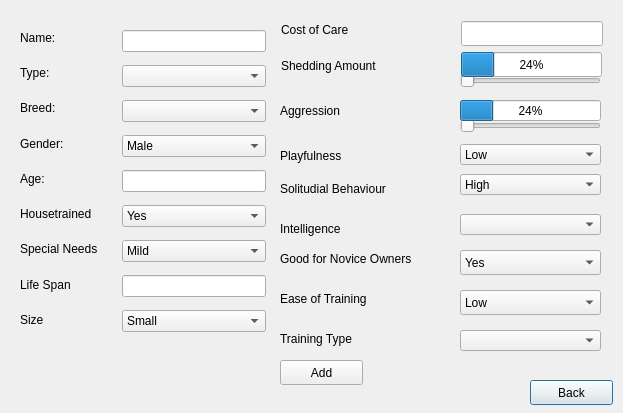
This is addanimalview.ui in maliklewis/comp3004 as Qt 5 draws it before an edit. The edited form follows.
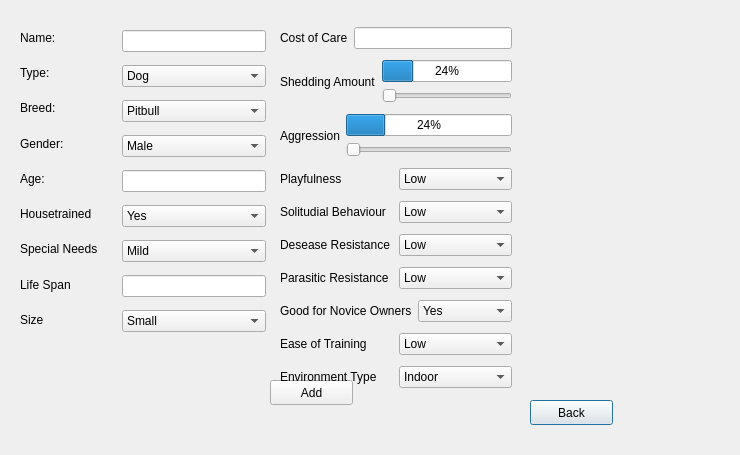
This is the edited form.

```diff
--- a/addanimalview.ui
+++ b/addanimalview.ui
@@ -6,8 +6,8 @@
    <rect>
     <x>0</x>
     <y>0</y>
-    <width>623</width>
-    <height>413</height>
+    <width>740</width>
+    <height>455</height>
    </rect>
   </property>
   <property name="windowTitle">
@@ -17,7 +17,7 @@
    <property name="geometry">
     <rect>
      <x>530</x>
-     <y>380</y>
+     <y>400</y>
      <width>83</width>
      <height>25</height>
     </rect>
@@ -29,8 +29,8 @@
   <widget class="QPushButton" name="animalAddButton">
    <property name="geometry">
     <rect>
-     <x>280</x>
-     <y>360</y>
+     <x>270</x>
+     <y>380</y>
      <width>83</width>
      <height>25</height>
     </rect>
@@ -39,300 +39,6 @@
     <string>Add</string>
    </property>
   </widget>
-  <widget class="QLabel" name="sheddingLabel">
-   <property name="geometry">
-    <rect>
-     <x>281</x>
-     <y>57</y>
-     <width>117</width>
-     <height>17</height>
-    </rect>
-   </property>
-   <property name="text">
-    <string>Shedding Amount</string>
-   </property>
-  </widget>
-  <widget class="QLabel" name="costofCareLabel">
-   <property name="geometry">
-    <rect>
-     <x>281</x>
-     <y>21</y>
-     <width>80</width>
-     <height>17</height>
-    </rect>
-   </property>
-   <property name="text">
-    <string>Cost of Care</string>
-   </property>
-  </widget>
-  <widget class="QLabel" name="intelligenceLabel">
-   <property name="geometry">
-    <rect>
-     <x>280</x>
-     <y>220</y>
-     <width>80</width>
-     <height>17</height>
-    </rect>
-   </property>
-   <property name="text">
-    <string>Intelligence </string>
-   </property>
-  </widget>
-  <widget class="QLabel" name="noviceOwnderLabel">
-   <property name="geometry">
-    <rect>
-     <x>280</x>
-     <y>250</y>
-     <width>158</width>
-     <height>17</height>
-    </rect>
-   </property>
-   <property name="text">
-    <string>Good for Novice Owners</string>
-   </property>
-  </widget>
-  <widget class="QLabel" name="trainingTypeLabel">
-   <property name="geometry">
-    <rect>
-     <x>280</x>
-     <y>330</y>
-     <width>90</width>
-     <height>17</height>
-    </rect>
-   </property>
-   <property name="text">
-    <string>Training Type</string>
-   </property>
-  </widget>
-  <widget class="QComboBox" name="trainingDropdown">
-   <property name="geometry">
-    <rect>
-     <x>460</x>
-     <y>330</y>
-     <width>141</width>
-     <height>21</height>
-    </rect>
-   </property>
-  </widget>
-  <widget class="QSlider" name="sheddingSlider">
-   <property name="geometry">
-    <rect>
-     <x>460</x>
-     <y>70</y>
-     <width>141</width>
-     <height>21</height>
-    </rect>
-   </property>
-   <property name="orientation">
-    <enum>Qt::Horizontal</enum>
-   </property>
-  </widget>
-  <widget class="QProgressBar" name="sheddingBar">
-   <property name="geometry">
-    <rect>
-     <x>461</x>
-     <y>52</y>
-     <width>141</width>
-     <height>25</height>
-    </rect>
-   </property>
-   <property name="value">
-    <number>24</number>
-   </property>
-  </widget>
-  <widget class="QSlider" name="aggressionSlider">
-   <property name="geometry">
-    <rect>
-     <x>460</x>
-     <y>110</y>
-     <width>141</width>
-     <height>31</height>
-    </rect>
-   </property>
-   <property name="orientation">
-    <enum>Qt::Horizontal</enum>
-   </property>
-  </widget>
-  <widget class="QProgressBar" name="agressionBar">
-   <property name="geometry">
-    <rect>
-     <x>460</x>
-     <y>100</y>
-     <width>141</width>
-     <height>21</height>
-    </rect>
-   </property>
-   <property name="value">
-    <number>24</number>
-   </property>
-  </widget>
-  <widget class="QComboBox" name="intelligenceDropdown">
-   <property name="geometry">
-    <rect>
-     <x>460</x>
-     <y>214</y>
-     <width>141</width>
-     <height>21</height>
-    </rect>
-   </property>
-  </widget>
-  <widget class="QComboBox" name="noviceOwnerDropdown">
-   <property name="geometry">
-    <rect>
-     <x>460</x>
-     <y>250</y>
-     <width>141</width>
-     <height>25</height>
-    </rect>
-   </property>
-   <item>
-    <property name="text">
-     <string>Yes</string>
-    </property>
-   </item>
-   <item>
-    <property name="text">
-     <string>No</string>
-    </property>
-   </item>
-  </widget>
-  <widget class="QComboBox" name="easeofTraingDropdown">
-   <property name="geometry">
-    <rect>
-     <x>460</x>
-     <y>290</y>
-     <width>141</width>
-     <height>25</height>
-    </rect>
-   </property>
-   <item>
-    <property name="text">
-     <string>Low</string>
-    </property>
-   </item>
-   <item>
-    <property name="text">
-     <string>Medium</string>
-    </property>
-   </item>
-   <item>
-    <property name="text">
-     <string>High</string>
-    </property>
-   </item>
-  </widget>
-  <widget class="QComboBox" name="playfulnessDropdown">
-   <property name="geometry">
-    <rect>
-     <x>460</x>
-     <y>144</y>
-     <width>141</width>
-     <height>21</height>
-    </rect>
-   </property>
-   <item>
-    <property name="text">
-     <string>Low</string>
-    </property>
-   </item>
-   <item>
-    <property name="text">
-     <string>Medium</string>
-    </property>
-   </item>
-   <item>
-    <property name="text">
-     <string>High</string>
-    </property>
-   </item>
-  </widget>
-  <widget class="QComboBox" name="solittudialBehaviourDropdown">
-   <property name="geometry">
-    <rect>
-     <x>460</x>
-     <y>174</y>
-     <width>141</width>
-     <height>21</height>
-    </rect>
-   </property>
-   <item>
-    <property name="text">
-     <string>High</string>
-    </property>
-   </item>
-   <item>
-    <property name="text">
-     <string>Medium</string>
-    </property>
-   </item>
-   <item>
-    <property name="text">
-     <string>Low</string>
-    </property>
-   </item>
-  </widget>
-  <widget class="QLabel" name="solitudialLabel">
-   <property name="geometry">
-    <rect>
-     <x>280</x>
-     <y>180</y>
-     <width>132</width>
-     <height>17</height>
-    </rect>
-   </property>
-   <property name="text">
-    <string>Solitudial Behaviour</string>
-   </property>
-  </widget>
-  <widget class="QLabel" name="easeofTrainingLabel">
-   <property name="geometry">
-    <rect>
-     <x>280</x>
-     <y>290</y>
-     <width>105</width>
-     <height>17</height>
-    </rect>
-   </property>
-   <property name="text">
-    <string>Ease of Training</string>
-   </property>
-  </widget>
-  <widget class="QLabel" name="playfulnessLabel">
-   <property name="geometry">
-    <rect>
-     <x>280</x>
-     <y>140</y>
-     <width>74</width>
-     <height>31</height>
-    </rect>
-   </property>
-   <property name="text">
-    <string>Playfulness</string>
-   </property>
-  </widget>
-  <widget class="QLabel" name="aggressionLabel">
-   <property name="geometry">
-    <rect>
-     <x>280</x>
-     <y>100</y>
-     <width>73</width>
-     <height>21</height>
-    </rect>
-   </property>
-   <property name="text">
-    <string>Aggression</string>
-   </property>
-  </widget>
-  <widget class="QLineEdit" name="costofCareValue">
-   <property name="geometry">
-    <rect>
-     <x>461</x>
-     <y>21</y>
-     <width>142</width>
-     <height>25</height>
-    </rect>
-   </property>
-  </widget>
   <widget class="QWidget" name="layoutWidget">
    <property name="geometry">
     <rect>
@@ -347,10 +53,72 @@
      <widget class="QLineEdit" name="nameValue"/>
     </item>
     <item>
-     <widget class="QComboBox" name="typeDropdown"/>
+     <widget class="QComboBox" name="typeDropdown">
+      <item>
+       <property name="text">
+        <string>Dog</string>
+       </property>
+      </item>
+      <item>
+       <property name="text">
+        <string>Cat</string>
+       </property>
+      </item>
+      <item>
+       <property name="text">
+        <string>Bird</string>
+       </property>
+      </item>
+     </widget>
     </item>
     <item>
-     <widget class="QComboBox" name="breedDropdown"/>
+     <widget class="QComboBox" name="breedDropdown">
+      <item>
+       <property name="text">
+        <string>Pitbull</string>
+       </property>
+      </item>
+      <item>
+       <property name="text">
+        <string>Chihuahua</string>
+       </property>
+      </item>
+      <item>
+       <property name="text">
+        <string>Beagle</string>
+       </property>
+      </item>
+      <item>
+       <property name="text">
+        <string>German Shepherd</string>
+       </property>
+      </item>
+      <item>
+       <property name="text">
+        <string>Poodle</string>
+       </property>
+      </item>
+      <item>
+       <property name="text">
+        <string>Pug</string>
+       </property>
+      </item>
+      <item>
+       <property name="text">
+        <string>Husky</string>
+       </property>
+      </item>
+      <item>
+       <property name="text">
+        <string>Great Dane</string>
+       </property>
+      </item>
+      <item>
+       <property name="text">
+        <string>Greyhound</string>
+       </property>
+      </item>
+     </widget>
     </item>
     <item>
      <widget class="QComboBox" name="genderDropdown">
@@ -501,6 +269,305 @@
     </item>
    </layout>
   </widget>
+  <widget class="QWidget" name="layoutWidget">
+   <property name="geometry">
+    <rect>
+     <x>280</x>
+     <y>22</y>
+     <width>232</width>
+     <height>372</height>
+    </rect>
+   </property>
+   <layout class="QVBoxLayout" name="verticalLayout_5">
+    <item>
+     <layout class="QHBoxLayout" name="horizontalLayout">
+      <item>
+       <widget class="QLabel" name="costofCareLabel">
+        <property name="text">
+         <string>Cost of Care</string>
+        </property>
+       </widget>
+      </item>
+      <item>
+       <widget class="QLineEdit" name="costofCareValue"/>
+      </item>
+     </layout>
+    </item>
+    <item>
+     <layout class="QHBoxLayout" name="horizontalLayout_2">
+      <item>
+       <widget class="QLabel" name="sheddingLabel">
+        <property name="text">
+         <string>Shedding Amount</string>
+        </property>
+       </widget>
+      </item>
+      <item>
+       <layout class="QVBoxLayout" name="verticalLayout_2">
+        <item>
+         <widget class="QProgressBar" name="sheddingBar">
+          <property name="value">
+           <number>24</number>
+          </property>
+         </widget>
+        </item>
+        <item>
+         <widget class="QSlider" name="sheddingSlider">
+          <property name="orientation">
+           <enum>Qt::Horizontal</enum>
+          </property>
+         </widget>
+        </item>
+       </layout>
+      </item>
+     </layout>
+    </item>
+    <item>
+     <layout class="QHBoxLayout" name="horizontalLayout_3">
+      <item>
+       <widget class="QLabel" name="aggressionLabel">
+        <property name="text">
+         <string>Aggression</string>
+        </property>
+       </widget>
+      </item>
+      <item>
+       <layout class="QVBoxLayout" name="verticalLayout">
+        <item>
+         <widget class="QProgressBar" name="agressionBar">
+          <property name="value">
+           <number>24</number>
+          </property>
+         </widget>
+        </item>
+        <item>
+         <widget class="QSlider" name="aggressionSlider">
+          <property name="orientation">
+           <enum>Qt::Horizontal</enum>
+          </property>
+         </widget>
+        </item>
+       </layout>
+      </item>
+     </layout>
+    </item>
+    <item>
+     <layout class="QHBoxLayout" name="horizontalLayout_4">
+      <item>
+       <widget class="QLabel" name="playfulnessLabel">
+        <property name="text">
+         <string>Playfulness</string>
+        </property>
+       </widget>
+      </item>
+      <item>
+       <widget class="QComboBox" name="playfulnessDropdown">
+        <item>
+         <property name="text">
+          <string>Low</string>
+         </property>
+        </item>
+        <item>
+         <property name="text">
+          <string>Medium</string>
+         </property>
+        </item>
+        <item>
+         <property name="text">
+          <string>High</string>
+         </property>
+        </item>
+       </widget>
+      </item>
+     </layout>
+    </item>
+    <item>
+     <layout class="QHBoxLayout" name="horizontalLayout_5">
+      <item>
+       <widget class="QLabel" name="solitudialLabel">
+        <property name="text">
+         <string>Solitudial Behaviour</string>
+        </property>
+       </widget>
+      </item>
+      <item>
+       <widget class="QComboBox" name="solittudialBehaviourDropdown">
+        <item>
+         <property name="text">
+          <string>Low</string>
+         </property>
+        </item>
+        <item>
+         <property name="text">
+          <string>Medium</string>
+         </property>
+        </item>
+        <item>
+         <property name="text">
+          <string>High</string>
+         </property>
+        </item>
+        <item>
+         <property name="text">
+          <string>N/A</string>
+         </property>
+        </item>
+       </widget>
+      </item>
+     </layout>
+    </item>
+    <item>
+     <layout class="QHBoxLayout" name="horizontalLayout_10">
+      <item>
+       <widget class="QLabel" name="dResistanceLabel">
+        <property name="text">
+         <string>Desease Resistance</string>
+        </property>
+       </widget>
+      </item>
+      <item>
+       <widget class="QComboBox" name="dResistanceDropdown">
+        <item>
+         <property name="text">
+          <string>Low </string>
+         </property>
+        </item>
+        <item>
+         <property name="text">
+          <string>Medium</string>
+         </property>
+        </item>
+        <item>
+         <property name="text">
+          <string>High</string>
+         </property>
+        </item>
+        <item>
+         <property name="text">
+          <string>N/A</string>
+         </property>
+        </item>
+       </widget>
+      </item>
+     </layout>
+    </item>
+    <item>
+     <layout class="QHBoxLayout" name="horizontalLayout_6">
+      <item>
+       <widget class="QLabel" name="pResistanceLabel">
+        <property name="text">
+         <string>Parasitic Resistance</string>
+        </property>
+       </widget>
+      </item>
+      <item>
+       <widget class="QComboBox" name="pResistanceDropdown">
+        <item>
+         <property name="text">
+          <string>Low </string>
+         </property>
+        </item>
+        <item>
+         <property name="text">
+          <string>Medium</string>
+         </property>
+        </item>
+        <item>
+         <property name="text">
+          <string>High</string>
+         </property>
+        </item>
+        <item>
+         <property name="text">
+          <string>N/A</string>
+         </property>
+        </item>
+       </widget>
+      </item>
+     </layout>
+    </item>
+    <item>
+     <layout class="QHBoxLayout" name="horizontalLayout_7">
+      <item>
+       <widget class="QLabel" name="noviceOwnderLabel">
+        <property name="text">
+         <string>Good for Novice Owners</string>
+        </property>
+       </widget>
+      </item>
+      <item>
+       <widget class="QComboBox" name="noviceOwnerDropdown">
+        <item>
+         <property name="text">
+          <string>Yes</string>
+         </property>
+        </item>
+        <item>
+         <property name="text">
+          <string>No</string>
+         </property>
+        </item>
+       </widget>
+      </item>
+     </layout>
+    </item>
+    <item>
+     <layout class="QHBoxLayout" name="horizontalLayout_8">
+      <item>
+       <widget class="QLabel" name="easeofTrainingLabel">
+        <property name="text">
+         <string>Ease of Training</string>
+        </property>
+       </widget>
+      </item>
+      <item>
+       <widget class="QComboBox" name="easeofTraingDropdown">
+        <item>
+         <property name="text">
+          <string>Low</string>
+         </property>
+        </item>
+        <item>
+         <property name="text">
+          <string>Medium</string>
+         </property>
+        </item>
+        <item>
+         <property name="text">
+          <string>High</string>
+         </property>
+        </item>
+       </widget>
+      </item>
+     </layout>
+    </item>
+    <item>
+     <layout class="QHBoxLayout" name="horizontalLayout_9">
+      <item>
+       <widget class="QLabel" name="environmentTypeLabel">
+        <property name="text">
+         <string>Environment Type</string>
+        </property>
+       </widget>
+      </item>
+      <item>
+       <widget class="QComboBox" name="environmentDropdown">
+        <item>
+         <property name="text">
+          <string>Indoor</string>
+         </property>
+        </item>
+        <item>
+         <property name="text">
+          <string>Outdoor</string>
+         </property>
+        </item>
+       </widget>
+      </item>
+     </layout>
+    </item>
+   </layout>
+  </widget>
  </widget>
  <resources/>
  <connections>
```
